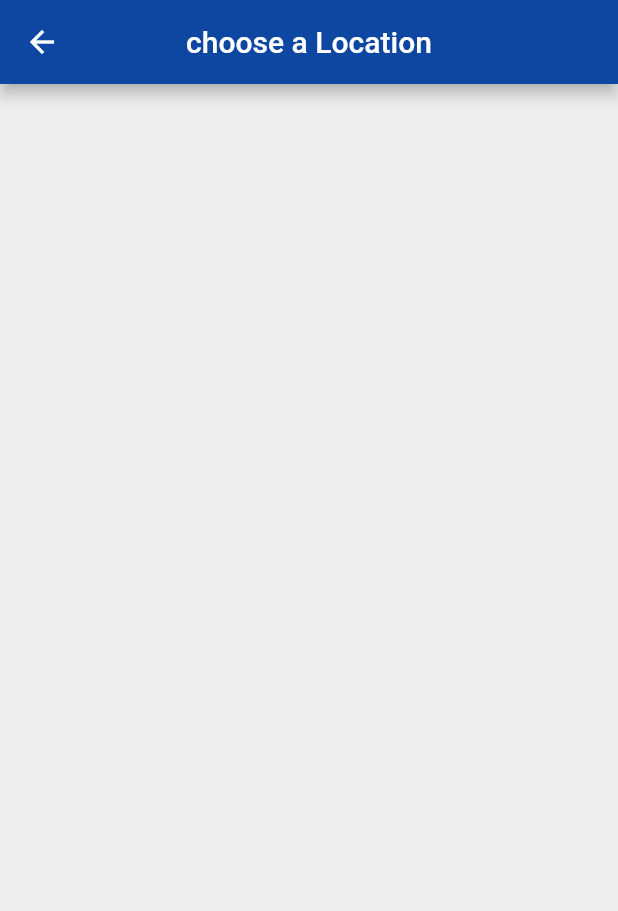
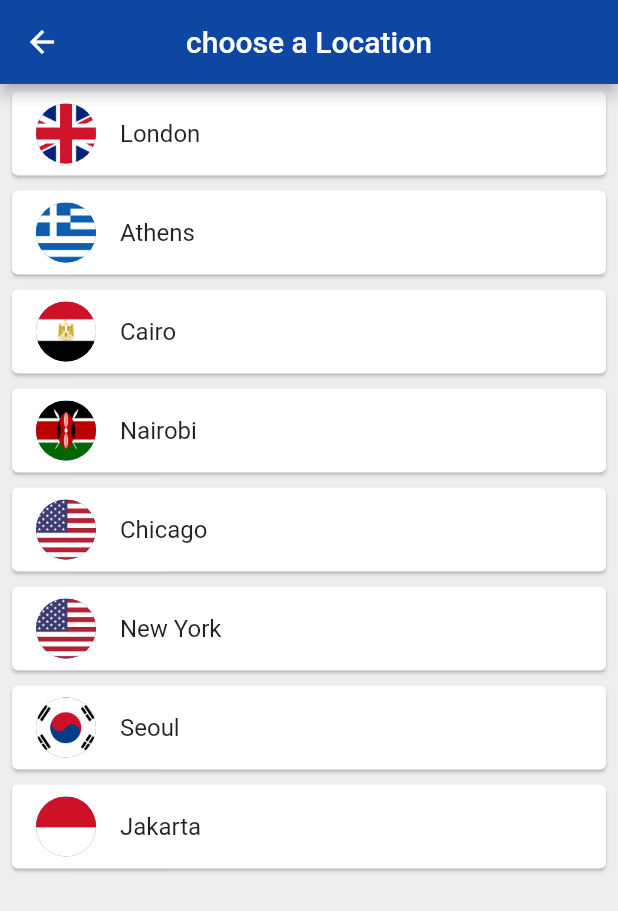
Before and after one commit to hfpp2012/flutter-app, a Flutter app: the ChooseLocation screen opened by its route, on a phone screen of 412 x 824 dp. Shown: the top 911 px of the screen. Run offline on Flutter 3.47's test engine with Material 2 defaults, Android fonts, the phone set to English and light mode, and no system bars; our stand-ins replace flutter_spinkit; network calls fail.

Commit message:
lesson 14 list view

```diff
--- a/lib/pages/choose_location.dart
+++ b/lib/pages/choose_location.dart
@@ -1,4 +1,5 @@
 import 'package:flutter/material.dart';
+import 'package:world_time_app/services/world_time.dart';
 
 class ChooseLocation extends StatefulWidget {
   @override
@@ -6,6 +7,17 @@ class ChooseLocation extends StatefulWidget {
 }
 
 class _ChooseLocationState extends State<ChooseLocation> {
+  List<WorldTime> locations = [
+    WorldTime(url: 'Europe/London', location: 'London', flag: 'uk.png'),
+    WorldTime(url: 'Europe/Berlin', location: 'Athens', flag: 'greece.png'),
+    WorldTime(url: 'Africa/Cairo', location: 'Cairo', flag: 'egypt.png'),
+    WorldTime(url: 'Africa/Nairobi', location: 'Nairobi', flag: 'kenya.png'),
+    WorldTime(url: 'America/Chicago', location: 'Chicago', flag: 'usa.png'),
+    WorldTime(url: 'America/New_York', location: 'New York', flag: 'usa.png'),
+    WorldTime(url: 'Asia/Seoul', location: 'Seoul', flag: 'south_korea.png'),
+    WorldTime(url: 'Asia/Jakarta', location: 'Jakarta', flag: 'indonesia.png'),
+  ];
+
   @override
   Widget build(BuildContext context) {
     print('build function ran');
@@ -16,6 +28,26 @@ class _ChooseLocationState extends State<ChooseLocation> {
         title: Text('choose a Location'),
         centerTitle: true,
       ),
+      body: ListView.builder(
+        itemCount: locations.length,
+        itemBuilder: (BuildContext context, int index) {
+          return Padding(
+            padding: const EdgeInsets.symmetric(vertical: 1.0, horizontal: 4.0),
+            child: Card(
+              child: ListTile(
+                onTap: () {
+                  print(locations[index].url);
+                },
+                title: Text(locations[index].location),
+                leading: CircleAvatar(
+                  backgroundImage:
+                      AssetImage('assets/${locations[index].flag}'),
+                ),
+              ),
+            ),
+          );
+        },
+      ),
     );
   }
 }
```
Also changed, not shown: assets/egypt.png (added), assets/germany.png (added), assets/greece.png (added), assets/indonesia.png (added), assets/kenya.png (added), assets/south_korea.png (added), assets/uk.png (added), assets/usa.png (added).
